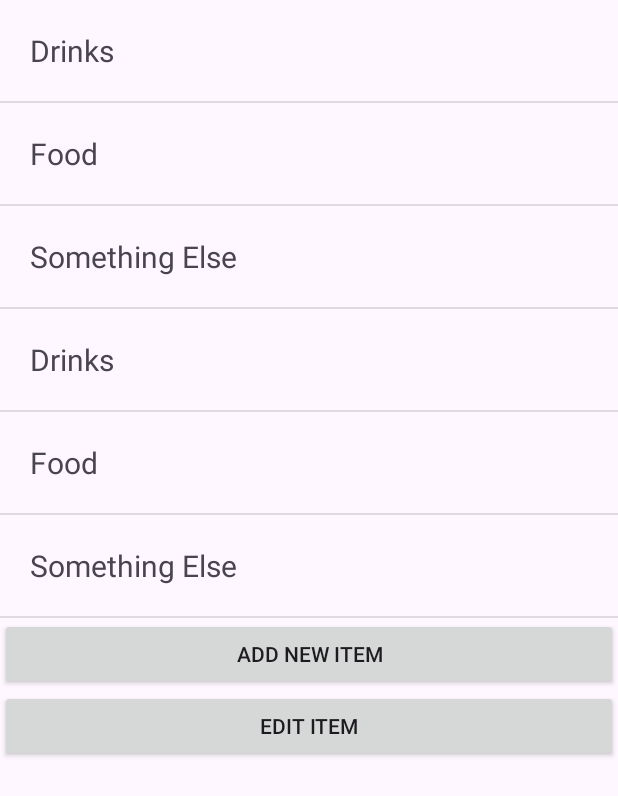
After one commit to WadhahEssam/HeadFirstProject, an Android app: the StarBuzzMainActivity screen opened directly, with no data from a screen before it, on a phone screen of 412 x 824 dp. The commit adds this screen. Shown: the top 796 px of the screen. Run offline under Robolectric (Android 15) with nearby library versions, the phone set to English and light mode, and no system bars.

Commit message:
list views and adapters

```diff
--- a/app/build.gradle
+++ b/app/build.gradle
@@ -23,8 +23,8 @@ android {
         }
     }
     compileOptions {
-        sourceCompatibility JavaVersion.VERSION_1_8
-        targetCompatibility JavaVersion.VERSION_1_8
+        sourceCompatibility JavaVersion.VERSION_1_9
+        targetCompatibility JavaVersion.VERSION_1_9
     }
 }
 
--- a/app/src/main/AndroidManifest.xml
+++ b/app/src/main/AndroidManifest.xml
@@ -22,6 +22,7 @@
             android:windowSoftInputMode="adjustResize" />
         <activity android:name=".FrameLayoutActivity" />
         <activity android:name=".ConstraintLayoutActivity" />
+        <activity android:name=".StarBuzz.StarBuzzMainActivity" />
         <activity
             android:name=".MainActivity"
             android:exported="true">
--- /dev/null
+++ b/app/src/main/java/com/example/myapplication/StarBuzz/StarBuzzMainActivity.java
@@ -0,0 +1,102 @@
+package com.example.myapplication.StarBuzz;
+
+import android.app.Activity;
+import android.database.DataSetObserver;
+import android.os.Bundle;
+import android.view.View;
+import android.view.ViewGroup;
+import android.widget.AdapterView;
+import android.widget.ArrayAdapter;
+import android.widget.Button;
+import android.widget.LinearLayout;
+import android.widget.ListAdapter;
+import android.widget.ListView;
+import android.widget.TextView;
+import android.widget.Toast;
+
+import androidx.annotation.NonNull;
+import androidx.annotation.Nullable;
+
+import java.util.ArrayList;
+import java.util.Arrays;
+import java.util.List;
+import java.util.Random;
+
+public class StarBuzzMainActivity extends Activity {
+    private ArrayList<String> entries = new ArrayList<String>(List.of("Drinks", "Food", "Something Else"));
+
+    @Override
+    protected void onCreate(@Nullable Bundle savedInstanceState) {
+        super.onCreate(savedInstanceState);
+
+        LinearLayout wrapper = new LinearLayout(this);
+        LinearLayout.LayoutParams wrapperLP = new LinearLayout.LayoutParams(ViewGroup.LayoutParams.MATCH_PARENT, ViewGroup.LayoutParams.MATCH_PARENT);
+        wrapper.setOrientation(LinearLayout.VERTICAL);
+        wrapper.setLayoutParams(wrapperLP);
+
+        entries.add("Drinks");
+        entries.add("Food");
+        entries.add("Something Else");
+
+        ListView drinksListView = new ListView(this);
+
+        ArrayAdapter<String> adapter = new ArrayAdapter<String>(this, 0, entries) {
+            // this is the way to xo it if you want to write the code for the view your self
+            @NonNull
+            @Override
+            public View getView(int position, @Nullable View convertView, @NonNull ViewGroup parent) {
+                if (convertView == null) {
+                    System.out.println("New");
+                    LinearLayout listItem;
+                    listItem = new LinearLayout(StarBuzzMainActivity.this);
+                    listItem.setLayoutParams(new LinearLayout.LayoutParams(ViewGroup.LayoutParams.MATCH_PARENT, ViewGroup.LayoutParams.WRAP_CONTENT));
+                    listItem.setPadding(30, 30, 30, 30);
+                    TextView title = new TextView(StarBuzzMainActivity.this);
+                    title.setText(entries.get(position));
+                    title.setTextSize(20);
+                    listItem.addView(title, new LinearLayout.LayoutParams(ViewGroup.LayoutParams.MATCH_PARENT, ViewGroup.LayoutParams.WRAP_CONTENT));
+                    return listItem;
+                } else {
+                    System.out.println("Converted");
+                    convertView = (LinearLayout) convertView;
+                    TextView title = (TextView) ((LinearLayout) convertView).getChildAt(0);
+                    title.setText(entries.get(position));
+
+                    return convertView;
+                }
+            }
+        };
+        drinksListView.setLayoutParams(new ViewGroup.LayoutParams(ViewGroup.LayoutParams.MATCH_PARENT, ViewGroup.LayoutParams.WRAP_CONTENT));
+        drinksListView.setAdapter(adapter);
+        drinksListView.setOnItemClickListener(new AdapterView.OnItemClickListener() {
+            @Override
+            public void onItemClick(AdapterView<?> adapterView, View view, int i, long l) {
+                Toast.makeText(StarBuzzMainActivity.this, entries.get(i), Toast.LENGTH_SHORT).show();
+            }
+        });
+        wrapper.addView(drinksListView);
+
+        LinearLayout footer = new LinearLayout(this);
+        footer.setOrientation(LinearLayout.VERTICAL);
+
+        Button addNewItemButton = new Button(this);
+        addNewItemButton.setText("Add New Item");
+        addNewItemButton.setOnClickListener(view -> {
+            entries.add("New Stuff");
+            adapter.notifyDataSetChanged();
+        });
+        footer.addView(addNewItemButton);
+
+        Button editItemButton = new Button(this);
+        editItemButton.setText("Edit Item");
+        editItemButton.setOnClickListener(view -> {
+            entries.set(new Random().nextInt(entries.size()), "Edited Item ****");
+            adapter.notifyDataSetChanged();
+        });
+        footer.addView(editItemButton);
+
+        drinksListView.addFooterView(footer);
+
+        setContentView(wrapper);
+    }
+}
```
Also changed, not shown: app/src/main/java/com/example/myapplication/MainActivity.java (+7 -0 lines), app/src/main/java/com/example/myapplication/StarBuzz/Drink.java (added, +33 -0 lines), app/src/main/java/com/example/myapplication/StarBuzz/DrinksAdapter.java (added, +14 -0 lines).
